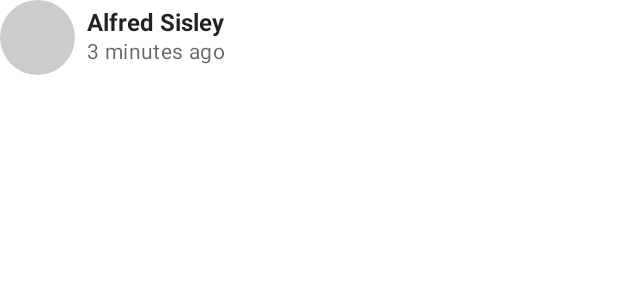
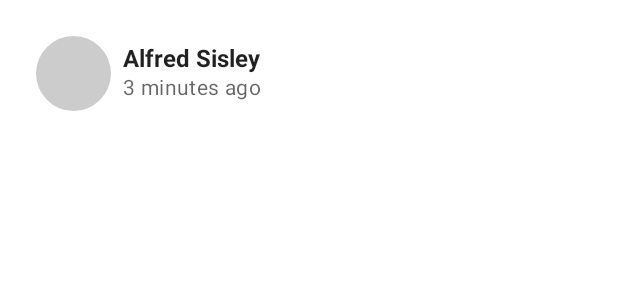
Before and after one commit to AungThiha/JetpackComposeLayouts, an Android app built with Jetpack Compose: the @Preview function PhotographerCardPreview, on a phone screen of 412 x 824 dp. Shown: the top 300 px of the screen. Run offline under Robolectric (Android 15) with nearby library versions, the phone set to English and light mode, and no system bars.

Commit message:
feat: make photographer card clickable, have background and have padding

```diff
--- a/app/src/main/java/com/jetpack/compose/MainActivity.kt
+++ b/app/src/main/java/com/jetpack/compose/MainActivity.kt
@@ -3,13 +3,17 @@ package com.jetpack.compose
 import android.os.Bundle
 import androidx.activity.ComponentActivity
 import androidx.activity.compose.setContent
+import androidx.compose.foundation.background
+import androidx.compose.foundation.clickable
 import androidx.compose.foundation.layout.*
 import androidx.compose.foundation.shape.CircleShape
+import androidx.compose.foundation.shape.RoundedCornerShape
 import androidx.compose.material.*
 import androidx.compose.runtime.Composable
 import androidx.compose.runtime.CompositionLocalProvider
 import androidx.compose.ui.Alignment
 import androidx.compose.ui.Modifier
+import androidx.compose.ui.draw.clip
 import androidx.compose.ui.text.font.FontWeight
 import androidx.compose.ui.tooling.preview.Preview
 import androidx.compose.ui.unit.dp
@@ -27,8 +31,15 @@ class MainActivity : ComponentActivity() {
 }
 
 @Composable
-fun PhotographerCard() {
-    Row {
+fun PhotographerCard(modifier: Modifier = Modifier) {
+    Row(modifier
+        .fillMaxWidth()
+        .padding(8.dp)
+        .clip(RoundedCornerShape(4.dp))
+        .background(MaterialTheme.colors.surface)
+        .clickable(onClick = { /* Ignoring onClick */ })
+        .padding(16.dp)
+    ) {
         Surface(
             modifier = Modifier.size(50.dp),
             shape = CircleShape,
```
